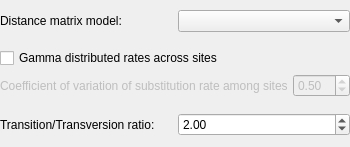
Qt form src/plugins_3rdparty/phylip/src/ui/DistMatrixModel.ui (violethaze74/ugene) before a commit.
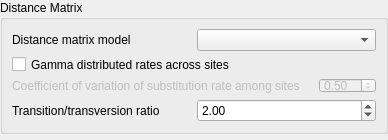
The same form after that commit.

```diff
--- a/src/plugins_3rdparty/phylip/src/ui/DistMatrixModel.ui
+++ b/src/plugins_3rdparty/phylip/src/ui/DistMatrixModel.ui
@@ -12,8 +12,8 @@
    <rect>
     <x>0</x>
     <y>0</y>
-    <width>350</width>
-    <height>147</height>
+    <width>388</width>
+    <height>140</height>
    </rect>
   </property>
   <property name="sizePolicy">
@@ -24,26 +24,35 @@
   </property>
   <property name="minimumSize">
    <size>
-    <width>350</width>
-    <height>120</height>
+    <width>362</width>
+    <height>140</height>
    </size>
   </property>
   <property name="contextMenuPolicy">
    <enum>Qt::DefaultContextMenu</enum>
   </property>
   <property name="windowTitle">
-   <string/>
+   <string notr="true"/>
   </property>
-  <layout class="QVBoxLayout" name="verticalLayout">
-   <property name="margin">
-    <number>0</number>
+  <widget class="QGroupBox" name="groupBox">
+   <property name="geometry">
+    <rect>
+     <x>0</x>
+     <y>0</y>
+     <width>388</width>
+     <height>134</height>
+    </rect>
    </property>
-   <item>
+   <property name="title">
+    <string>Distance Matrix</string>
+   </property>
+   <layout class="QGridLayout" name="gridLayout_2">
+    <item row="0" column="0">
     <layout class="QHBoxLayout" name="horizontalLayout">
      <item>
       <widget class="QLabel" name="label_3">
        <property name="text">
-        <string>Distance matrix model:</string>
+         <string>Distance matrix model</string>
        </property>
       </widget>
      </item>
@@ -52,7 +61,7 @@
      </item>
     </layout>
    </item>
-   <item>
+    <item row="1" column="0">
     <layout class="QGridLayout" name="gridLayout">
      <item row="0" column="0">
       <widget class="QCheckBox" name="gammaCheckBox">
@@ -67,7 +76,7 @@
         <bool>false</bool>
        </property>
        <property name="text">
-        <string>Coefficient of variation of substitution rate among sites:</string>
+         <string>Coefficient of variation of substitution rate among sites</string>
        </property>
        <property name="wordWrap">
         <bool>false</bool>
@@ -108,12 +117,12 @@
      </item>
     </layout>
    </item>
-   <item>
+    <item row="2" column="0">
     <layout class="QHBoxLayout" name="horizontalLayout_2">
      <item>
       <widget class="QLabel" name="label">
        <property name="text">
-        <string>Transition/Transversion ratio:</string>
+         <string>Transition/transversion ratio</string>
        </property>
       </widget>
      </item>
@@ -140,6 +149,7 @@
    </item>
   </layout>
  </widget>
+ </widget>
  <resources/>
  <connections>
   <connection>
```
Left out of the diff: 16 changed lines with no effect on the pictures. Lines whose indentation alone changed are shown as unchanged.
